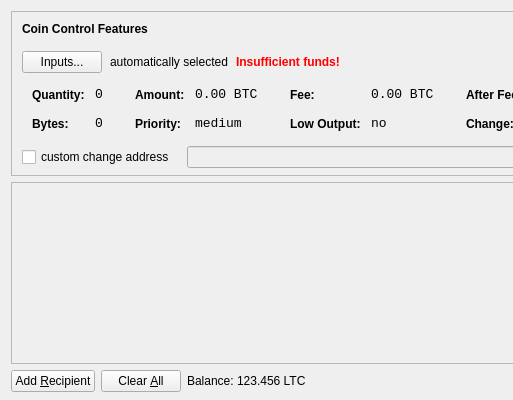
Before: the Qt Designer form src/qt/forms/sendcoinsdialog.ui in masterofnix/securealumnicoin3, drawn with Qt 5; both pictures show x 0 to 513 and y 0 to 400 of the 850 by 400 pixel window.
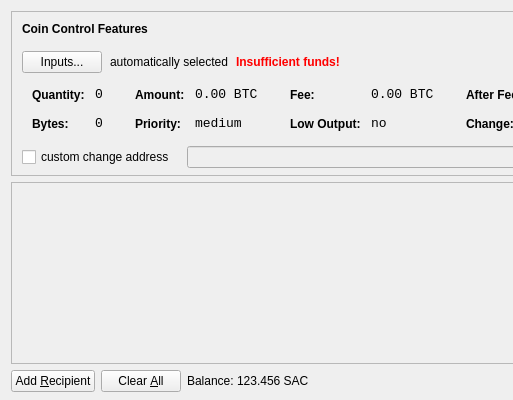
After: the same form once the commit is applied. Icons and pictures are not drawn.

Patch:
```diff
--- a/src/qt/forms/sendcoinsdialog.ui
+++ b/src/qt/forms/sendcoinsdialog.ui
@@ -720,7 +720,7 @@
           <cursorShape>IBeamCursor</cursorShape>
          </property>
          <property name="text">
-          <string>123.456 LTC</string>
+          <string>123.456 SAC</string>
          </property>
          <property name="textInteractionFlags">
           <set>Qt::LinksAccessibleByMouse|Qt::TextSelectableByKeyboard|Qt::TextSelectableByMouse</set>
```
